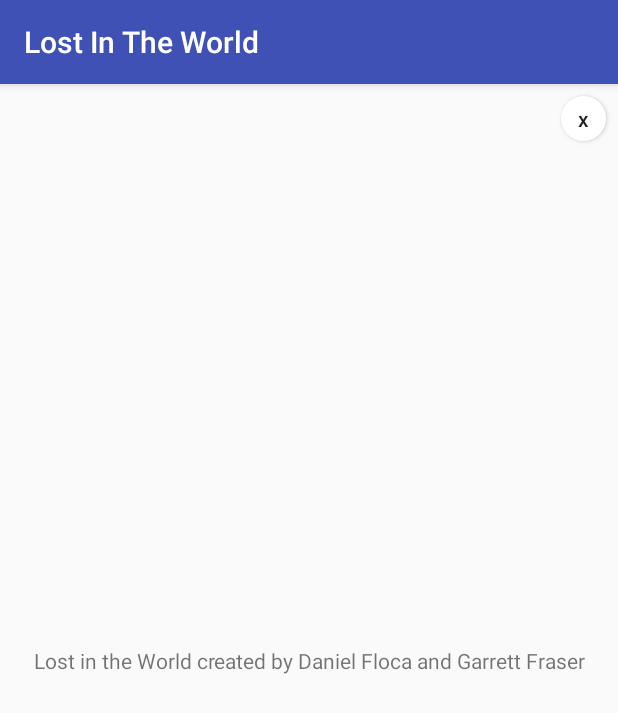
After one commit to dfloca/LostInTheWorld, an Android app: the InfoActivity screen opened directly, with no data from a screen before it, on a phone screen of 412 x 824 dp. The commit adds this screen. Shown: the top 713 px of the screen. Run offline under Robolectric (Android 15) with nearby library versions, the phone set to English and light mode, and no system bars.

Commit message:
added info

```diff
--- /dev/null
+++ b/app/src/main/java/com/floca/daniel/lostintheworld/InfoActivity.java
@@ -0,0 +1,13 @@
+package com.floca.daniel.lostintheworld;
+
+import android.support.v7.app.AppCompatActivity;
+import android.os.Bundle;
+
+public class InfoActivity extends AppCompatActivity {
+
+    @Override
+    protected void onCreate(Bundle savedInstanceState) {
+        super.onCreate(savedInstanceState);
+        setContentView(R.layout.activity_info);
+    }
+}
--- a/app/src/main/java/com/floca/daniel/lostintheworld/MainActivity.java
+++ b/app/src/main/java/com/floca/daniel/lostintheworld/MainActivity.java
@@ -3,6 +3,7 @@ package com.floca.daniel.lostintheworld;
 import android.app.Activity;
 import android.app.ActivityManager;
 import android.content.Context;
+import android.content.Intent;
 import android.net.Uri;
 import android.app.FragmentManager;
 import android.support.v7.app.AppCompatActivity;
@@ -128,6 +129,11 @@ public class MainActivity extends AppCompatActivity implements
         handleUserTaps();
 
         arFragment.getArSceneView().getScene().addOnUpdateListener(this::onSceneUpdate);
+    }
+
+    public void btnInfoClick(View view) {
+        Intent intent = new Intent(this, InfoActivity.class);
+        startActivity(intent);
     }
 
     private void setupView(){
--- /dev/null
+++ b/app/src/main/res/layout/activity_info.xml
@@ -0,0 +1,34 @@
+<?xml version="1.0" encoding="utf-8"?>
+<android.support.constraint.ConstraintLayout xmlns:android="http://schemas.android.com/apk/res/android"
+    xmlns:app="http://schemas.android.com/apk/res-auto"
+    xmlns:tools="http://schemas.android.com/tools"
+    android:layout_width="match_parent"
+    android:layout_height="match_parent"
+    tools:context=".InfoActivity">
+
+    <TextView
+        android:id="@+id/textView"
+        android:layout_width="wrap_content"
+        android:layout_height="wrap_content"
+        android:layout_marginBottom="8dp"
+        android:layout_marginEnd="8dp"
+        android:layout_marginStart="8dp"
+        android:layout_marginTop="8dp"
+        android:text="@string/createdBy"
+        app:layout_constraintBottom_toBottomOf="parent"
+        app:layout_constraintEnd_toEndOf="parent"
+        app:layout_constraintStart_toStartOf="parent"
+        app:layout_constraintTop_toTopOf="parent" />
+
+    <Button
+        android:id="@+id/button"
+        android:layout_width="30dp"
+        android:layout_height="30dp"
+        android:layout_marginEnd="8dp"
+        android:layout_marginTop="8dp"
+        android:text="@string/closeButton"
+        android:textAllCaps="false"
+        android:background="@drawable/rounded_bg"
+        app:layout_constraintEnd_toEndOf="parent"
+        app:layout_constraintTop_toTopOf="parent" />
+</android.support.constraint.ConstraintLayout>
--- a/app/src/main/res/values/strings.xml
+++ b/app/src/main/res/values/strings.xml
@@ -4,4 +4,7 @@
     <!-- TODO: Remove or change this placeholder text -->
     <string name="hello_blank_fragment">Hello blank fragment</string>
     <string name="guessButton">▼</string>
+    <string name="infoButton">ⓘ</string>
+    <string name="closeButton">x</string>
+    <string name="createdBy">Lost in the World created by Daniel Floca and Garrett Fraser</string>
 </resources>
```
Also changed, not shown: app/src/main/AndroidManifest.xml (+6 -2 lines), app/src/main/res/layout/activity_main.xml (+17 -1 lines).
